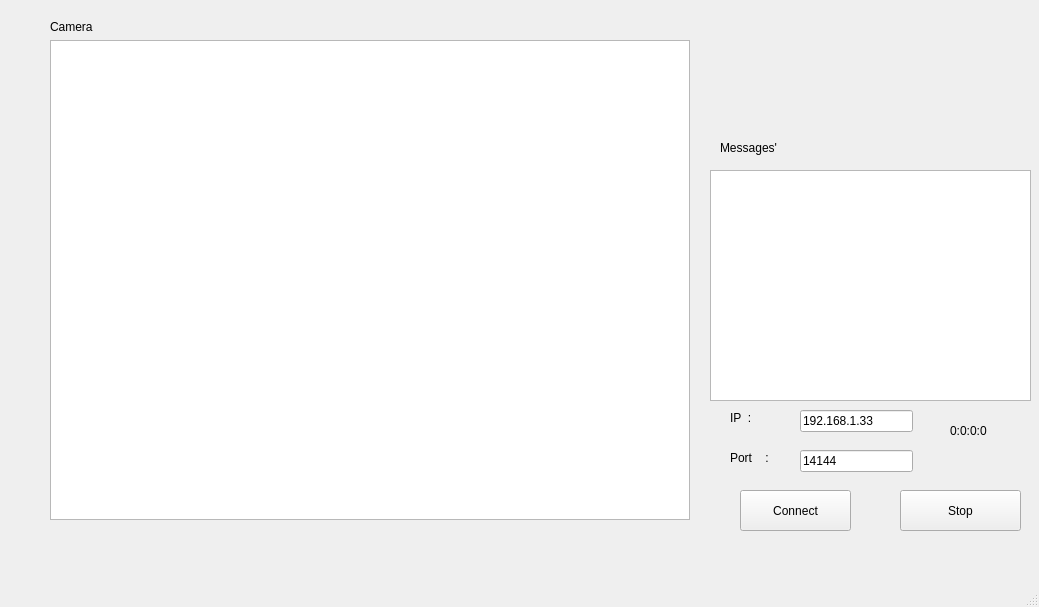
Old version of the form Proje2/mainwindow.ui in the repository emrebayrm/Proje2.
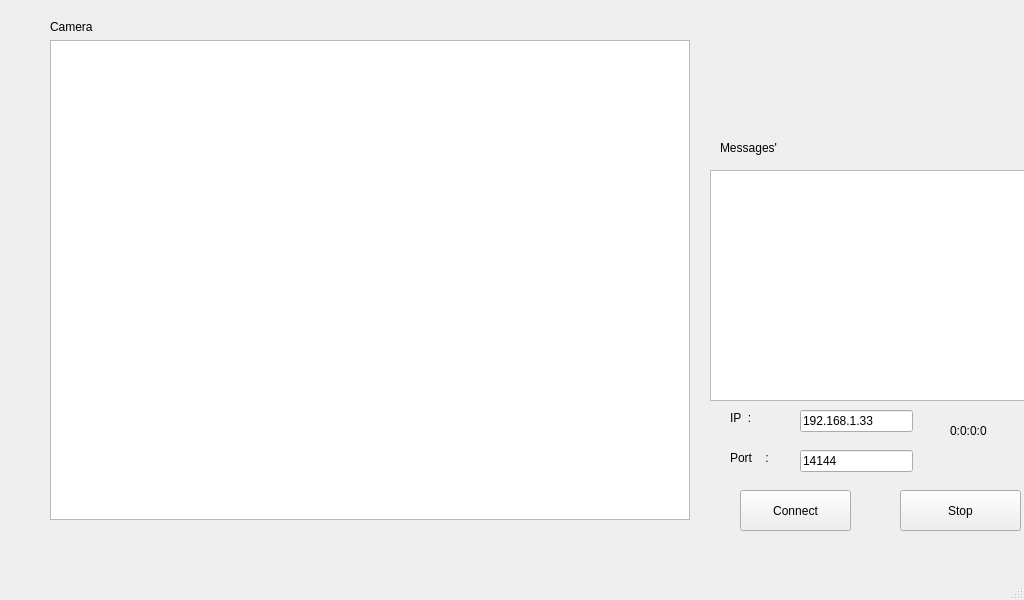
New version of the form.

Patch:
```diff
--- a/Proje2/mainwindow.ui
+++ b/Proje2/mainwindow.ui
@@ -6,8 +6,8 @@
    <rect>
     <x>0</x>
     <y>0</y>
-    <width>1039</width>
-    <height>607</height>
+    <width>1024</width>
+    <height>600</height>
    </rect>
   </property>
   <property name="sizePolicy">
@@ -18,8 +18,8 @@
   </property>
   <property name="maximumSize">
    <size>
-    <width>1039</width>
-    <height>607</height>
+    <width>1024</width>
+    <height>600</height>
    </size>
   </property>
   <property name="windowTitle">
```
Left out of the diff: 2 changed lines with no effect on the pictures.
